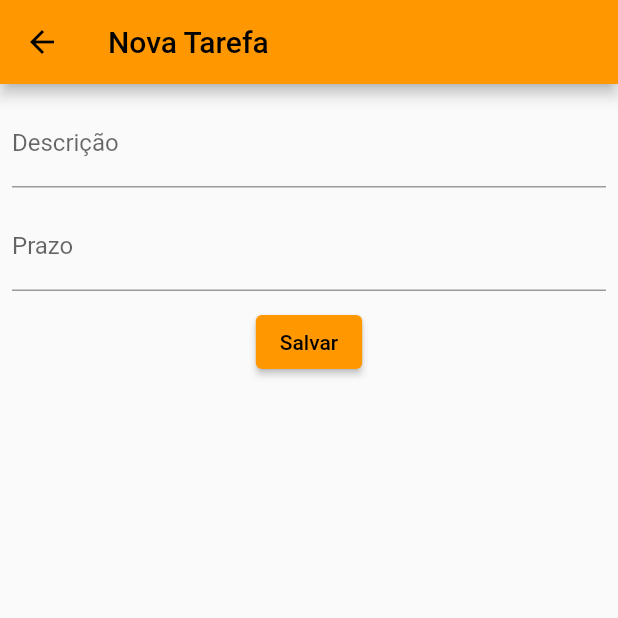
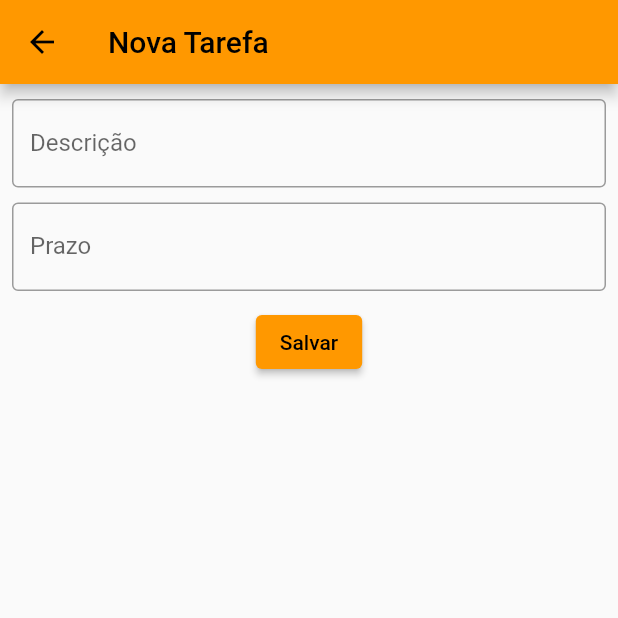
Before and after one commit to Juliavitoriaa/tarefas, a Flutter app: the screen it shows after launch, after a tap on the "add" icon, on a phone screen of 412 x 824 dp, the top half of it. Run offline on Flutter 3.47's test engine with Material 2 defaults, Android fonts, the phone set to English and light mode, and no system bars; our stand-ins replace sembast.

Commit message:
aula dia 11 de setembro

```diff
--- a/lib/tarefas_form.dart
+++ b/lib/tarefas_form.dart
@@ -14,27 +14,27 @@ class TarefasForm extends StatefulWidget {
 }
 
 class _TarefasFormState extends State<TarefasForm> {
-  final _dateController = TextEditingController();
+  final _dateController = TextEditingController(); // controla o estado do campo da data
 
-  final _formKey = GlobalKey<FormState>();
-  final _tarefa = Tarefa(descricao: "", prazo: DateTime.now());
+  final _formKey = GlobalKey<FormState>(); // 1- Controla o estado do formulário
+  final _tarefa = Tarefa(descricao: "", prazo: DateTime.now()); // 6-Objeto que irá receber os dados da nova tarefa
   late TarefasHelper helper;
 
   @override
   Widget build(BuildContext context) {
     return Padding(
-      padding: const EdgeInsets.symmetric(horizontal:8, vertical: 10),
+      padding: const EdgeInsets.symmetric(horizontal: 8, vertical: 10),
       child: Form(
 
-        key: _formKey,
+        key: _formKey, //2- relaciona o controlador de estado do formulário
 
         child: Column(
           children: [
             TextFormField(
-              decoration: InputDecoration(
-                label: Text("Descrição"), border: UnderlineInputBorder()),
+              decoration: const InputDecoration(
+                  label: Text("Descrição"), border: OutlineInputBorder()),
               validator: (value) => (value??"").isEmpty?"Uma descrição para a tarefa deve ser informada.":null,  // 4- Validador do campo descrição
-              onSaved: (value)=>_tarefa.descricao = value!,
+              onSaved: (value)=>_tarefa.descricao = value!, // 7- Recebendo o valor do campo e armazenando na propriedade do objeto que está recebendo os dados do formulário
             ),
             const SizedBox(height: 10,),
             TextFormField(
@@ -45,41 +45,43 @@ class _TarefasFormState extends State<TarefasForm> {
 
                initialDate: DateTime.now(),
                firstDate: DateTime.now(),
-               lastDate: DateTime.now().add(Duration(days: 365)),);
+               lastDate: DateTime.now().add(const Duration(days: 365)),);
                 print(data);
                 if (data!=null) {
                   String dataFormatada = DateFormat("dd/MM/yyyy").format(data);
                   _dateController.text = dataFormatada;
                 }
-              },
+              } ,
 
               keyboardType: TextInputType.datetime,
               decoration: const InputDecoration(
-                  label: Text("Prazo"), border: UnderlineInputBorder()),
+                  label: Text("Prazo"), border: OutlineInputBorder()),
               validator: (value){
+                /**5 - validando o campo do prazo */
                   try {
                     DateTime data = DateFormat("dd/MM/yyyy").parse(value!);
-                  if (data.isBefore(DateTime.now())){
+                    if (data.isBefore(DateTime.now()))                  {
                        return "Data não pode ser no passado!";
                     }
                   } catch(e){
                     return "Data inválida";
                   }
               },
-              onSaved: (value) => _tarefa.prazo = DateFormat("dd/MM/yyyy").parse(value!),
+              onSaved: (value) => _tarefa.prazo = DateFormat("dd/MM/yyyy").parse(value!), // 8 - armazenando a data no campo prazo da tarefa
             ),
             const SizedBox(height: 10,),
             ElevatedButton(onPressed: () async {
 
               _formKey.currentState!.deactivate();
-            if (_formKey.currentState!.validate()){
-             _formKey.currentState!.save();
-            print("Tarefa digitada: $_tarefa");
+              //3- Executa a validação do formulário
+              if (_formKey.currentState!.validate()) {
+                _formKey.currentState!.save(); // 4-Solicita ao formulário que salve os dados
+                print("Tarefa digitada: $_tarefa");  // 9- Aqui iremos enviar para o banco de dados
 
-            await helper.salvar();
+                await helper.salvar(_tarefa);
 
               }
-           }, child: Text("Salvar"))
+            }, child: const Text("Salvar"))
           ],
         ),
       ),
--- a/lib/tarefas_helper.dart
+++ b/lib/tarefas_helper.dart
@@ -1,8 +1,8 @@
 import 'tarefa_model.dart';
 
 abstract class TarefasHelper {
-  salvar(Tarefa tarefa);
-  excluir();
-  obter();
-  listar();
+  Future<int> salvar(Tarefa tarefa);
+  Future<void> excluir(int id);
+  Future<Tarefa> obter(int id);
+  Future<List<Tarefa>> listar();
 }
--- a/lib/tarefas_novo.dart
+++ b/lib/tarefas_novo.dart
@@ -9,9 +9,9 @@ class TarefasNovo extends StatelessWidget {
 
   @override
   Widget build(BuildContext context) {
-    return Scaffold(
+    return  Scaffold(
       appBar: AppBar(
-        title: Text("Nova Tarefa"),
+        title: const Text("Nova Tarefa"),
       ),
       body: TarefasForm(state: this.state),
     );
--- a/lib/tarefas_page.dart
+++ b/lib/tarefas_page.dart
@@ -7,15 +7,15 @@ class TarefasPage extends StatelessWidget {
 
   @override
   Widget build(BuildContext context) {
-    var state = TarefaState();
+
 
     return Scaffold(
       appBar: AppBar(title: Text("Tarefas"),),
       body: state.listaTarefas.isEmpty?listaVazia():Container(),
       floatingActionButton:
-       FloatingActionButton(onPressed: (){
-         Navigator.of(context).pushNamed("/add");
-       }, child: Icon(Icons.add)),
+        FloatingActionButton(onPressed: (){
+          Navigator.of(context).pushNamed("/add");
+        }, child: Icon(Icons.add)),
     );
   }
 
@@ -30,8 +30,9 @@ class TarefasPage extends StatelessWidget {
             Padding(
               padding: const EdgeInsets.all(20.0),
               child: Image.asset("imagens/lista.png"),
+
             ),
-            Text("Lista de Tarefas Vazia!", style: TextStyle(fontSize: 24),)
+            Text("Lista de tarefas vazia!", style: TextStyle(fontSize: 24),)
           ],
         ),
       ],
```
Also changed, not shown: lib/sembast_database.dart (+4 -11 lines), lib/tarefa_model.dart (+32 -10 lines), lib/tarefas_helper_impl.dart (+22 -15 lines), lib/app.dart (line endings or trailing spaces), 2 other files. Lines whose indentation alone changed are shown as unchanged.
